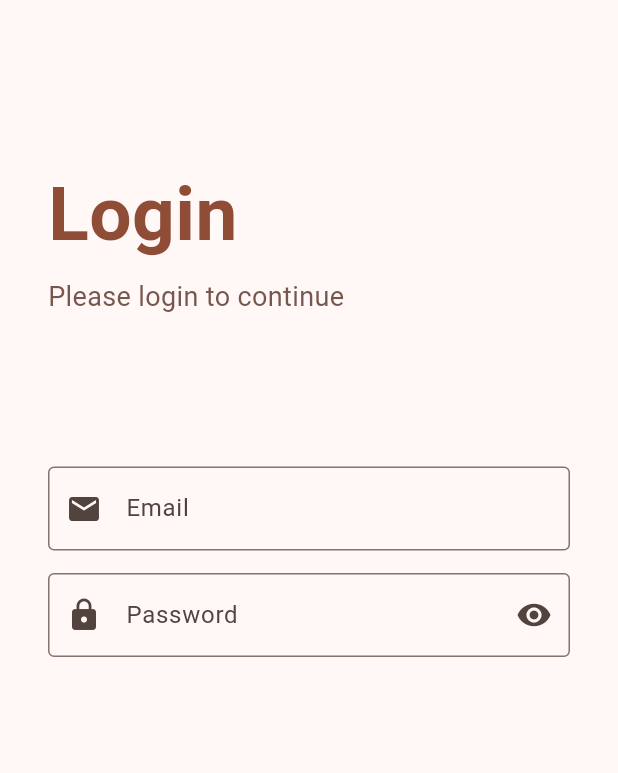
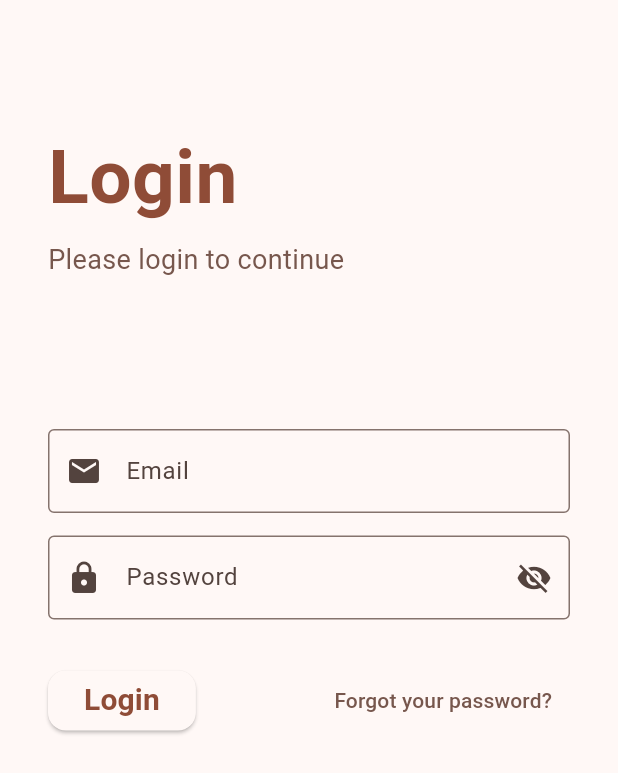
Before and after one commit to Gsdagustavo/flutter-login-screen, a Flutter app: the screen it shows after launch, on a phone screen of 412 x 824 dp. Shown: the top 773 px of the screen. Run offline on Flutter 3.47's test engine with Material 3 defaults, Android fonts, the phone set to English and light mode, and no system bars.

Commit message:
added a login button and a forgot password button

```diff
--- a/lib/view/pages/login_page.dart
+++ b/lib/view/pages/login_page.dart
@@ -1,7 +1,5 @@
 import 'package:flutter/material.dart';
 import 'package:login_screen/view/schemes/app_colorscheme.dart';
-
-import '../util/animated_heart_icon.dart';
 
 class LoginPage extends StatefulWidget {
   const LoginPage({super.key});
@@ -12,7 +10,6 @@ class LoginPage extends StatefulWidget {
 
 class _LoginPageState extends State<LoginPage> {
   final _emailController = TextEditingController();
-
   final _passwordController = TextEditingController();
 
   bool _obscurePassword = true;
@@ -20,27 +17,17 @@ class _LoginPageState extends State<LoginPage> {
   @override
   Widget build(BuildContext context) {
     final colorScheme = AppColors.colorScheme;
-    return Scaffold(
+    return GestureDetector(
+      onTap: () => FocusScope.of(context).unfocus(),
+      child: Scaffold(
         backgroundColor: colorScheme.surface,
         body: Padding(
           padding: const EdgeInsets.all(32.0),
+          child: SingleChildScrollView(
             child: Column(
               crossAxisAlignment: CrossAxisAlignment.start,
               children: [
-
-            /// main icon
-            // Padding(
-            //   padding: const EdgeInsets.only(top: 48),
-            //   child: Column(
-            //     mainAxisAlignment: MainAxisAlignment.center,
-            //     children: [
-            //       /// heart icon
-            //       const AnimatedHeartIcon(),
-            //     ],
-            //   ),
-            // ),
-
-            const VerticalSpace(75),
+                const VerticalSpace(50),
 
                 /// Login label and subtitle
                 Text(
@@ -102,7 +89,9 @@ class _LoginPageState extends State<LoginPage> {
                           return Transform.rotate(
                             angle: value * 3.14,
                             child: Icon(
-                          _obscurePassword ? Icons.visibility : Icons.visibility_off,
+                              _obscurePassword
+                                  ? Icons.visibility_off
+                                  : Icons.visibility,
                             ),
                           );
                         },
@@ -111,11 +100,56 @@ class _LoginPageState extends State<LoginPage> {
                   ),
                   obscureText: _obscurePassword,
                 ),
+
+                const VerticalSpace(30),
+
+                Row(
+                  mainAxisAlignment: MainAxisAlignment.spaceBetween,
+                  children: [
+                    /// Login button
+                    ElevatedButton(
+                      style: ElevatedButton.styleFrom(
+                        backgroundColor: colorScheme.surface,
+                        shape: RoundedRectangleBorder(
+                          borderRadius: BorderRadius.circular(12),
+                        ),
+                      ),
+                      onPressed: login,
+                      child: Text(
+                        'Login',
+                        style: TextStyle(
+                          color: colorScheme.primary,
+                          fontWeight: FontWeight.bold,
+                          fontSize: 20,
+                        ),
+                      ),
+                    ),
+
+                    /// Forgot password button/text
+                    TextButton(
+                      onPressed: forgotPassword,
+                      child: Text(
+                        'Forgot your password?',
+                        style: TextStyle(color: colorScheme.secondary),
+                      ),
+                    ),
                   ],
+                ),
+              ],
+            ),
+          ),
         ),
       ),
     );
   }
+}
+
+void login() {
+  print('login');
+}
+
+void forgotPassword() {
+  print('forgot password');
 }
 
 class VerticalSpace extends StatelessWidget {
```
Lines whose indentation alone changed are shown as unchanged.
